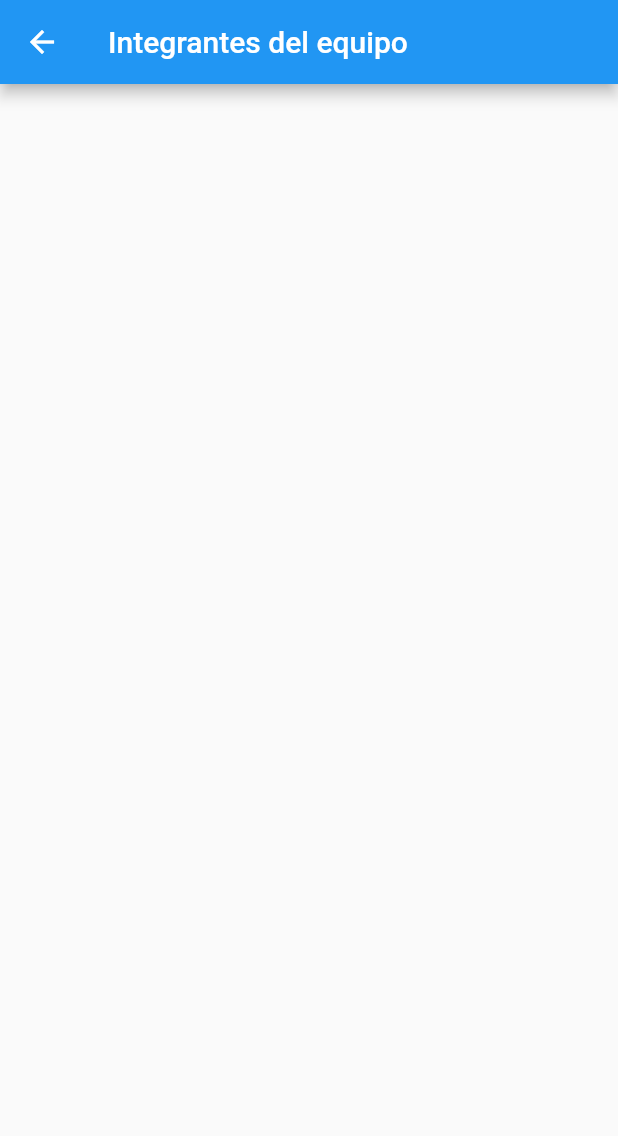
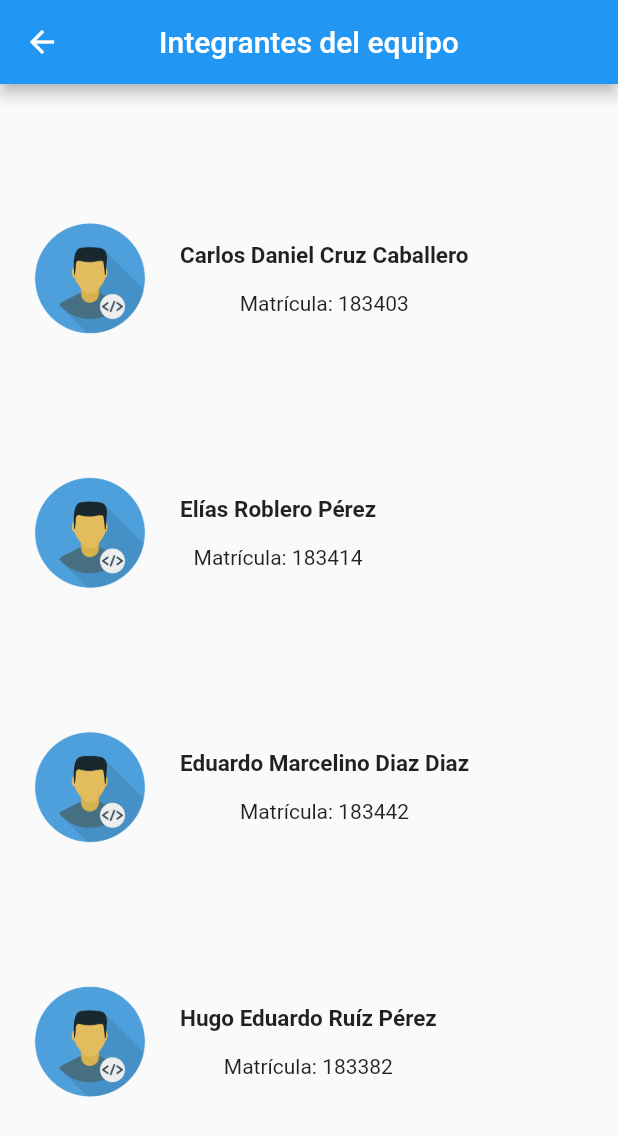
Before and after one commit to Eduardo0515/redux_app_movil, a Flutter app: the Integrantes screen opened directly, on a phone screen of 412 x 824 dp. Shown: the top 1136 px of the screen. Run offline on Flutter 3.47's test engine with Material 2 defaults, Android fonts, the phone set to English and light mode, and no system bars; our stand-ins replace flutter_redux, redux.

Commit message:
Page Integrantes

```diff
--- a/lib/pages/integrantes.dart
+++ b/lib/pages/integrantes.dart
@@ -5,9 +5,51 @@ class Integrantes extends StatelessWidget {
   @override
   Widget build(BuildContext context) {
     return Scaffold(
-      appBar: AppBar(
-        title: Text('Integrantes del equipo'),
+        appBar: AppBar(
+          title: Text('Integrantes del equipo'),
+          centerTitle: true,
+        ),
+        body: Column(
+            crossAxisAlignment: CrossAxisAlignment.stretch,
+            mainAxisAlignment: MainAxisAlignment.spaceEvenly,
+            children: <Widget>[
+              buildCard("Carlos Daniel Cruz Caballero", "183403"),
+              buildCard("Elías Roblero Pérez", "183414"),
+              buildCard("Eduardo Marcelino Diaz Diaz", "183442"),
+              buildCard("Hugo Eduardo Ruíz Pérez", "183382"),
+            ]));
+  }
+
+  Row buildCard(String nombre, String matricula) {
+    return Row(children: [
+      SizedBox(
+        width: 20,
       ),
-    );
+      Image.asset(
+        'assets/images/icon_dev.png',
+        width: 80.0,
+        height: 80.0,
+      ),
+      Column(
+        crossAxisAlignment: CrossAxisAlignment.center,
+        mainAxisAlignment: MainAxisAlignment.center,
+        children: <Widget>[
+          Padding(
+            padding: const EdgeInsets.fromLTRB(20, 0, 0, 0),
+            child: Text(
+              nombre,
+              style: TextStyle(fontWeight: FontWeight.bold, fontSize: 15),
+            ),
+          ),
+          Padding(
+            padding: const EdgeInsets.fromLTRB(20, 15, 0, 0),
+            child: Text(
+              "Matrícula: $matricula",
+              style: TextStyle(fontSize: 14),
+            ),
+          ),
+        ],
+      ),
+    ]);
   }
 }
--- a/pubspec.yaml
+++ b/pubspec.yaml
@@ -45,6 +45,9 @@ flutter:
   # the material Icons class.
   uses-material-design: true
 
+  assets:
+   - assets/images/icon_dev.png
+
   # To add assets to your application, add an assets section, like this:
   # assets:
   #   - images/a_dot_burr.jpeg
```
Also changed, not shown: lib/pages/home_page.dart (+19 -2 lines), assets/images/icon_dev.png (added), lib/main.dart (line endings or trailing spaces).
